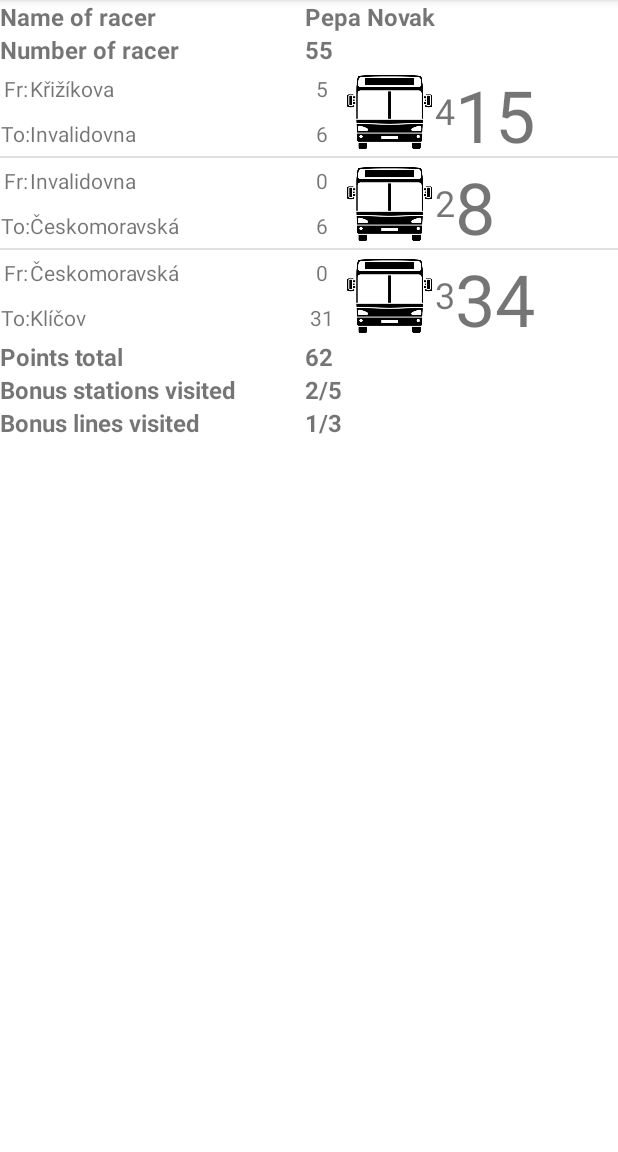
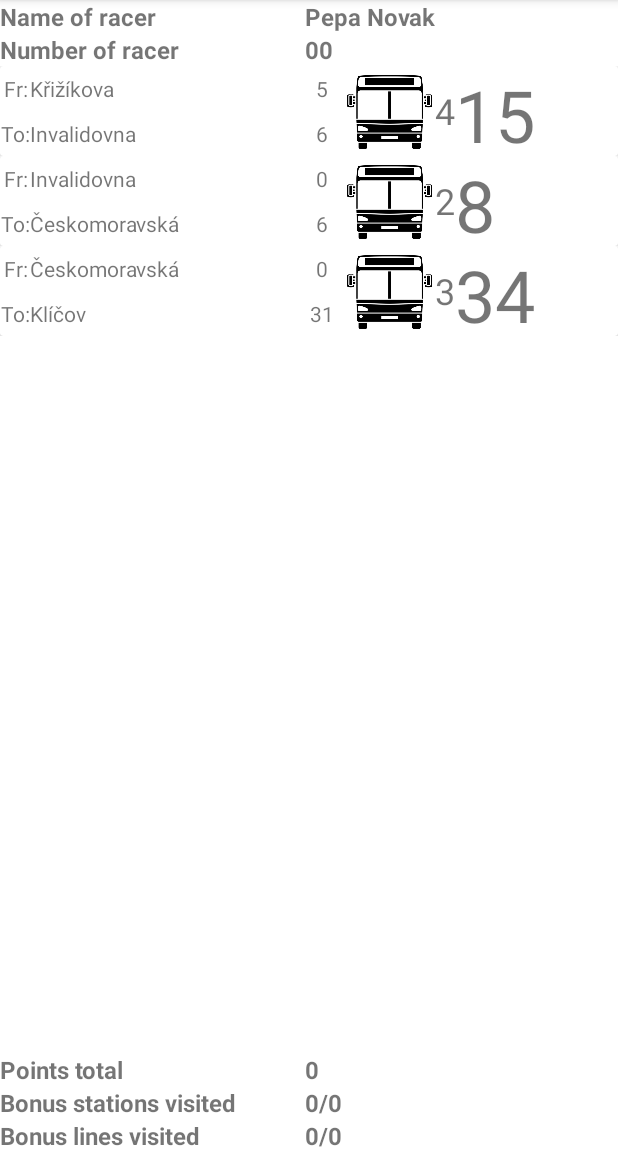
Before and after one commit to tomveselka/PrazskaLitackaMobile, an Android app: the screen it shows after launch (MainActivity), on a phone screen of 412 x 824 dp, the part 84-1236 px from its top. Run offline under Robolectric (Android 15) with nearby library versions, the phone set to English and light mode, and no system bars; our stand-ins replace Room's generated code.

Commit message:
backup in case it goes horribly wrong

```diff
--- a/app/build.gradle
+++ b/app/build.gradle
@@ -4,12 +4,12 @@ plugins {
 
 android {
     namespace 'com.tomveselka.prazskalitackamobile'
-    compileSdk 33
+    compileSdk 34
 
     defaultConfig {
         applicationId "com.tomveselka.prazskalitackamobile"
         minSdk 26
-        targetSdk 33
+        targetSdk 34
         versionCode 1
         versionName "1.0"
 
--- a/app/src/main/java/com/tomveselka/prazskalitackamobile/AddEditRaceListItemActivity.java
+++ b/app/src/main/java/com/tomveselka/prazskalitackamobile/AddEditRaceListItemActivity.java
@@ -1,17 +1,27 @@
 package com.tomveselka.prazskalitackamobile;
 
 import androidx.appcompat.app.AppCompatActivity;
+import androidx.lifecycle.LiveData;
+import androidx.lifecycle.Observer;
+import androidx.lifecycle.ViewModelProvider;
 
-import android.app.Activity;
+import android.content.Intent;
 import android.os.Bundle;
+import android.util.Log;
 import android.view.View;
-import android.view.Window;
-import android.widget.AdapterView;
 import android.widget.Button;
 
-public class AddEditRaceListItemActivity extends Activity {
+import com.tomveselka.prazskalitackamobile.entities.RowEntity;
+import com.tomveselka.prazskalitackamobile.race.row.RowViewModel;
+
+import java.util.List;
+
+public class AddEditRaceListItemActivity extends AppCompatActivity {
 
     Button btnCancel;
+
+    private RowViewModel rowViewModel;
+
     @Override
     protected void onCreate(Bundle savedInstanceState) {
         super.onCreate(savedInstanceState);
@@ -19,6 +29,10 @@ public class AddEditRaceListItemActivity extends Activity {
         int height = (int)(getResources().getDisplayMetrics().heightPixels*0.80);
         setContentView(R.layout.activity_add_edit_race_list_item);
         this.getWindow().setLayout(width, height);
+
+        Intent intent = getIntent();
+        int rowId = intent.getIntExtra("row_id",0);
+        Log.i("Received data","Received from main activity id "+rowId);
 
         btnCancel = findViewById(R.id.dialog_add_edit_item_cancel_button);
         btnCancel.setOnClickListener(new View.OnClickListener() {
--- a/app/src/main/java/com/tomveselka/prazskalitackamobile/MainActivity.java
+++ b/app/src/main/java/com/tomveselka/prazskalitackamobile/MainActivity.java
@@ -1,27 +1,19 @@
 package com.tomveselka.prazskalitackamobile;
-
-import static com.google.android.material.internal.ContextUtils.getActivity;
 
 import androidx.appcompat.app.AppCompatActivity;
 import androidx.lifecycle.Observer;
 import androidx.lifecycle.ViewModelProvider;
+import androidx.recyclerview.widget.LinearLayoutManager;
+import androidx.recyclerview.widget.RecyclerView;
 
-import android.app.AlertDialog;
-import android.content.DialogInterface;
-import android.content.Intent;
 import android.os.Bundle;
-import android.view.LayoutInflater;
-import android.view.View;
-import android.widget.AdapterView;
 import android.widget.ListView;
-import android.widget.Toast;
 
 import com.tomveselka.prazskalitackamobile.entities.RowEntity;
 import com.tomveselka.prazskalitackamobile.race.domain.RowService;
+import com.tomveselka.prazskalitackamobile.race.row.RowAdapter;
 import com.tomveselka.prazskalitackamobile.race.row.RowViewModel;
 
-import java.util.ArrayList;
-import java.util.HashMap;
 import java.util.List;
 
 public class MainActivity extends AppCompatActivity {
@@ -31,50 +23,26 @@ public class MainActivity extends AppCompatActivity {
     private RowViewModel rowViewModel;
 
     RowService rowService = new RowService();
-//https://abhiandroid.com/ui/custom-simpleadapter.html#Example_Of_Custom_SimpleAdapter_in_Android_Studio&gsc.tab=0
+
     @Override
     protected void onCreate(Bundle savedInstanceState) {
         super.onCreate(savedInstanceState);
         setContentView(R.layout.activity_main);
-        rowList = findViewById(R.id.race_row_list);
 
-        rowViewModel = new ViewModelProvider.AndroidViewModelFactory(getApplication()).create(RowViewModel.class);
+        RecyclerView recyclerView = findViewById(R.id.race_row_list);
+        recyclerView.setLayoutManager(new LinearLayoutManager(this));
+
+        RowAdapter adapter = new RowAdapter(MainActivity.this);
+        recyclerView.setAdapter(adapter);
+
+        rowViewModel = new ViewModelProvider.AndroidViewModelFactory(getApplication())
+                .create(RowViewModel.class);
         rowViewModel.getAllRows().observe(this, new Observer<List<RowEntity>>() {
             @Override
-            public void onChanged(List<RowEntity> rowEntities) {
-
+            public void onChanged(List<RowEntity> rows) {
+                adapter.setRows(rows);
             }
         });
 
-        List<RowEntity> rowEntityList = rowService.returnListOfRows();
-        ArrayList<HashMap<String, String>> mapArrayList = new ArrayList<>();
-        for (int i = 0; i < rowEntityList.size(); i++) {
-            HashMap<String, String> hashMap = new HashMap<>();//create a hashmap to store the data in key value pair
-            hashMap.put("from_value", rowEntityList.get(i).getFromStation());
-            hashMap.put("to_value", rowEntityList.get(i).getToStation());
-            hashMap.put("from_points", String.valueOf(rowEntityList.get(i).getFromPoints()));
-            hashMap.put("to_points", String.valueOf(rowEntityList.get(i).getToPoints()));
-            hashMap.put("transport_type_icon", R.drawable.bus_icon + "");
-            hashMap.put("transport_points", String.valueOf(rowEntityList.get(i).getLinePoints()));
-            hashMap.put("points_value", String.valueOf(rowService.getTotalPoints(rowEntityList.get(i))));
-
-            mapArrayList.add(hashMap);//add the hashmap into arrayList
-        }
-
-        //from - keys from HashMap
-        String[] from = {"from_value", "to_value","from_points","to_points","transport_type_icon","transport_points","points_value"};
-        //to - view in view of list item, same order as from
-        int[] to = {R.id.from_value,R.id.to_value,R.id.from_points,R.id.to_points,R.id.transport_type_icon,R.id.transport_points,R.id.points_value};
-        CustomAdapter simpleAdapter = new CustomAdapter(this, mapArrayList, R.layout.activity_race_list_item, from, to);//Create object and set the parameters for simpleAdapter
-        rowList.setAdapter(simpleAdapter);//sets the adapter for listView
-
-        //perform listView item click event
-        rowList.setOnItemClickListener(new AdapterView.OnItemClickListener() {
-            @Override
-            public void onItemClick(AdapterView<?> adapterView, View view, int i, long l) {
-                //Toast.makeText(getApplicationContext(), String.valueOf(rowService.getTotalPoints(rowEntityList.get(i))), Toast.LENGTH_LONG).show();//show the selected image in toast according to position
-                startActivity(new Intent(MainActivity.this, AddEditRaceListItemActivity.class));
-            }
-        });
     }
 }
--- a/app/src/main/java/com/tomveselka/prazskalitackamobile/entities/RowEntity.java
+++ b/app/src/main/java/com/tomveselka/prazskalitackamobile/entities/RowEntity.java
@@ -133,6 +133,10 @@ public class RowEntity {
         return id;
     }
 
+    public void setId(int id) {
+        this.id = id;
+    }
+
     public RowEntity(boolean fromDuplicate, int fromPoints, boolean fromBonus, String fromStation, boolean toDuplicate, int toPoints, boolean toBonus, String toStation, boolean lineDuplicate, int linePoints, boolean lineBonus, String lineNumber, String lineType) {
         this.fromDuplicate = fromDuplicate;
         this.fromPoints = fromPoints;
--- /dev/null
+++ b/app/src/main/java/com/tomveselka/prazskalitackamobile/race/row/RowAdapter.java
@@ -0,0 +1,102 @@
+package com.tomveselka.prazskalitackamobile.race.row;
+
+import android.content.Context;
+import android.content.Intent;
+import android.util.Log;
+import android.view.LayoutInflater;
+import android.view.View;
+import android.view.ViewGroup;
+import android.widget.ImageView;
+import android.widget.TextView;
+import android.widget.Toast;
+
+import androidx.annotation.NonNull;
+import androidx.cardview.widget.CardView;
+import androidx.recyclerview.widget.RecyclerView;
+
+import com.tomveselka.prazskalitackamobile.AddEditRaceListItemActivity;
+import com.tomveselka.prazskalitackamobile.MainActivity;
+import com.tomveselka.prazskalitackamobile.R;
+import com.tomveselka.prazskalitackamobile.entities.RowEntity;
+import com.tomveselka.prazskalitackamobile.race.domain.RowService;
+
+import java.util.ArrayList;
+import java.util.List;
+
+public class RowAdapter extends RecyclerView.Adapter<RowAdapter.RowHolder> {
+
+    private List<RowEntity> rows = new ArrayList<>();
+
+    private Context context;
+    RowService rowService = new RowService();
+
+    public RowAdapter(Context context) {
+        this.context = context;
+    }
+
+    @NonNull
+    @Override
+    public RowHolder onCreateViewHolder(@NonNull ViewGroup parent, int viewType) {
+
+        View view = LayoutInflater.from(parent.getContext())
+                .inflate(R.layout.activity_race_list_item,parent, false);
+        return new RowHolder(view);
+    }
+
+    @Override
+    public void onBindViewHolder(@NonNull RowHolder holder, int position) {
+        RowEntity currentRow = rows.get(position);
+        holder.textViewFromValue.setText(currentRow.getFromStation());
+        holder.textViewFromPoints.setText(currentRow.getFromPoints()+"");
+        holder.textViewToValue.setText(currentRow.getToStation());
+        holder.textViewToPoints.setText(currentRow.getToPoints()+"");
+        holder.imageViewTransportTypeIcon.setImageResource(R.drawable.bus_icon);
+        holder.textViewTransportPoints.setText(currentRow.getLinePoints()+"");
+        holder.textViewTotalPoints.setText(Integer.toString(rowService.getTotalPoints(currentRow)));
+        holder.cardView.setOnClickListener(new View.OnClickListener() {
+            @Override
+            public void onClick(View view) {
+                Log.i("UserInput","Clicked on "+currentRow.getFromStation()+ " to " + currentRow.getToStation());
+                //Toast.makeText(context,"test",Toast.LENGTH_SHORT).show();
+                Intent i = new Intent(context, AddEditRaceListItemActivity.class);
+                i.putExtra("row_id",currentRow.getId());
+                context.startActivity(i);
+            }
+        });
+    }
+
+    @Override
+    public int getItemCount() {
+        return rows.size();
+    }
+
+    public void setRows(List<RowEntity> rows){
+        this.rows = rows;
+        notifyDataSetChanged();
+    }
+
+
+    class RowHolder extends RecyclerView.ViewHolder{
+        TextView textViewFromValue;
+        TextView textViewFromPoints;
+        TextView textViewToValue;
+        TextView textViewToPoints;
+        ImageView imageViewTransportTypeIcon;
+        TextView textViewTransportPoints;
+        TextView textViewTotalPoints;
+
+        CardView cardView;
+
+        public RowHolder(@NonNull View itemView) {
+            super(itemView);
+            textViewFromValue = itemView.findViewById(R.id.from_value);
+            textViewFromPoints = itemView.findViewById(R.id.from_points);
+            textViewToValue = itemView.findViewById(R.id.to_value);
+            textViewToPoints = itemView.findViewById(R.id.to_points);
+            imageViewTransportTypeIcon = itemView.findViewById(R.id.transport_type_icon);
+            textViewTransportPoints = itemView.findViewById(R.id.transport_points);
+            textViewTotalPoints = itemView.findViewById(R.id.points_value);
+            cardView = itemView.findViewById(R.id.row_card_view);
+        }
+    }
+}
--- a/app/src/main/java/com/tomveselka/prazskalitackamobile/race/row/RowDao.java
+++ b/app/src/main/java/com/tomveselka/prazskalitackamobile/race/row/RowDao.java
@@ -26,4 +26,7 @@ public interface RowDao {
 
     @Query("SELECT * FROM rows_of_races ORDER BY id ASC")
     LiveData<List<RowEntity>> getAllRows();
+
+    @Query("SELECT * FROM rows_of_races WHERE id= :id ORDER BY id ASC")
+    LiveData<List<RowEntity>>  getRowById(int id);
 }
--- a/app/src/main/java/com/tomveselka/prazskalitackamobile/race/row/RowRepository.java
+++ b/app/src/main/java/com/tomveselka/prazskalitackamobile/race/row/RowRepository.java
@@ -16,6 +16,7 @@ public class RowRepository {
     private RowDao rowDao;
     private LiveData<List<RowEntity>> rows;
 
+    private LiveData<List<RowEntity>> rowsById;
     ExecutorService executors = Executors.newSingleThreadExecutor();
 
     public RowRepository (Application application){
@@ -58,4 +59,6 @@ public class RowRepository {
         return rows;
     }
 
+    public LiveData<List<RowEntity>> getRowsById() {return rowsById;}
+
 }
--- a/app/src/main/java/com/tomveselka/prazskalitackamobile/race/row/RowViewModel.java
+++ b/app/src/main/java/com/tomveselka/prazskalitackamobile/race/row/RowViewModel.java
@@ -7,6 +7,7 @@ import androidx.lifecycle.AndroidViewModel;
 import androidx.lifecycle.LiveData;
 
 import com.tomveselka.prazskalitackamobile.entities.RowEntity;
+import com.tomveselka.prazskalitackamobile.race.row.RowRepository;
 
 import java.util.List;
 
@@ -34,6 +35,7 @@ public class RowViewModel extends AndroidViewModel {
         repository.deleteRow(row);
     }
 
+    public LiveData<List<RowEntity>>  getRowById(int id){return rows;}
     public LiveData<List<RowEntity>> getAllRows(){
         return rows;
     }
--- a/app/src/main/res/layout/activity_add_edit_race_list_item.xml
+++ b/app/src/main/res/layout/activity_add_edit_race_list_item.xml
@@ -20,7 +20,7 @@
         android:layout_width="wrap_content"
         android:layout_below="@+id/dialog_add_edit_item_from_label"
         android:inputType="text"
-        android:text="@string/from_default"
+        android:hint="@string/from_hint"
         style="@style/AddEditRaceItemValue"
         />
 
@@ -29,7 +29,7 @@
         android:layout_below="@+id/dialog_add_edit_item_from_label"
         android:layout_toRightOf="@+id/dialog_add_edit_item_from_input"
         style="@style/AddEditRacePointsValue"
-        android:text="5"
+        android:text="@string/zero_digit"
         />
 
     <TextView
@@ -46,14 +46,14 @@
         android:layout_below="@+id/dialog_add_edit_item_to_label"
         android:inputType="text"
         style="@style/AddEditRaceItemValue"
-        android:text="@string/to_default"
+        android:hint="@string/to_hint"
         />
 
     <TextView
         android:id="@+id/dialog_add_edit_item_to_points"
         android:layout_below="@+id/dialog_add_edit_item_to_label"
         android:layout_toRightOf="@+id/dialog_add_edit_item_to_input"
-        android:text="6"
+        android:text="@string/zero_digit"
         style="@style/AddEditRacePointsValue"
         />
 
@@ -71,7 +71,7 @@
         android:layout_width="wrap_content"
         android:layout_below="@+id/dialog_add_edit_item_line_label"
         android:inputType="text"
-        android:text=""
+        android:hint="@string/line_hint"
         style="@style/AddEditRaceItemValue"
         />
 
@@ -79,7 +79,7 @@
         android:id="@+id/dialog_add_edit_item_line_points"
         android:layout_below="@+id/dialog_add_edit_item_line_label"
         android:layout_toRightOf="@+id/dialog_add_edit_item_line_value"
-        android:text="7"
+        android:text="@string/zero_digit"
         style="@style/AddEditRacePointsValue"/>
 
     <CheckBox
@@ -97,7 +97,7 @@
         android:layout_below="@+id/dialog_add_edit_item_is_line_nonstandard_checkbox"
         android:ems="10"
         android:inputType="text"
-        android:text="@string/nonstandard_line_description"
+        android:hint="@string/nonstandard_line_description_hint"
         android:textSize="20sp" />
 
     <TextView
@@ -112,7 +112,7 @@
     <TextView
         android:id="@+id/dialog_add_edit_item_total_points_value"
         android:layout_below="@+id/dialog_add_edit_item_total_points_label"
-        android:text="18"
+        android:text="@string/zero_digit"
         style="@style/AddEditRacePointsValue"
         />
 
--- a/app/src/main/res/layout/activity_main.xml
+++ b/app/src/main/res/layout/activity_main.xml
@@ -1,5 +1,5 @@
 <?xml version="1.0" encoding="utf-8"?>
-<androidx.appcompat.widget.LinearLayoutCompat xmlns:android="http://schemas.android.com/apk/res/android"
+<androidx.constraintlayout.widget.ConstraintLayout xmlns:android="http://schemas.android.com/apk/res/android"
     xmlns:app="http://schemas.android.com/apk/res-auto"
     xmlns:tools="http://schemas.android.com/tools"
     android:layout_width="match_parent"
@@ -12,6 +12,8 @@
         android:id="@+id/user_summary"
         android:layout_width="match_parent"
         android:layout_height="wrap_content"
+        app:layout_constraintEnd_toEndOf="parent"
+        app:layout_constraintTop_toTopOf="parent"
         android:stretchColumns="*">
 
         <TableRow
@@ -59,15 +61,28 @@
 
     </TableLayout>
 
+    <!--
     <ListView
         android:id="@+id/race_row_list"
         android:layout_width="match_parent"
         android:layout_height="wrap_content" />
-
+        -->
+    <androidx.recyclerview.widget.RecyclerView
+        android:id="@+id/race_row_list"
+        android:layout_width="match_parent"
+        android:layout_height="0dp"
+        app:layout_constrainedHeight="true"
+        app:layout_constraintVertical_bias="0.0"
+        app:layout_constraintTop_toBottomOf="@id/user_summary"
+        app:layout_constraintBottom_toTopOf="@id/points_summary"
+        tools:listitem="@layout/activity_race_list_item"/>
     <TableLayout
         android:id="@+id/points_summary"
         android:layout_width="match_parent"
         android:layout_height="wrap_content"
+        app:layout_constraintBottom_toBottomOf="parent"
+        app:layout_constraintStart_toStartOf="parent"
+        app:layout_constraintTop_toBottomOf="@id/race_row_list"
         android:stretchColumns="*">
 
         <TableRow
@@ -86,7 +101,7 @@
                 android:id="@+id/points_total_value"
                 android:layout_width="177dp"
                 android:layout_height="wrap_content"
-                android:text="@string/points_total_value"
+                android:text="@string/zero_digit"
                 android:textSize="16sp"
                 android:textStyle="bold" />
         </TableRow>
@@ -136,4 +151,6 @@
         </TableRow>
     </TableLayout>
 
-</androidx.appcompat.widget.LinearLayoutCompat>
+
+
+</androidx.constraintlayout.widget.ConstraintLayout>
--- a/app/src/main/res/layout/activity_race_list_item.xml
+++ b/app/src/main/res/layout/activity_race_list_item.xml
@@ -7,7 +7,16 @@
     tools:context=".RaceListItemActivity">
 
 
-    <TextView
+    <androidx.cardview.widget.CardView
+        android:layout_width="match_parent"
+        android:layout_height="wrap_content"
+        android:id="@+id/row_card_view">
+
+    <RelativeLayout
+        android:layout_width="match_parent"
+        android:layout_height="wrap_content">
+
+        <TextView
         android:id="@+id/from_label"
         android:layout_width="20dp"
         android:layout_height="30dp"
@@ -84,4 +93,6 @@
         android:text="15"
         android:textAlignment="center"
         android:textSize="48sp" />
+    </RelativeLayout>
+    </androidx.cardview.widget.CardView>
 </RelativeLayout>
--- a/app/src/main/res/values/strings.xml
+++ b/app/src/main/res/values/strings.xml
@@ -3,20 +3,22 @@
     <string name="racer_name_label">Name of racer</string>
     <string name="racer_name_value">Pepa Novak</string>
     <string name="racer_id_label">Number of racer</string>
-    <string name="racer_id_value">55</string>
+    <string name="racer_id_value">00</string>
     <string name="points_total_label">Points total</string>
     <string name="points_total_value">62</string>
     <string name="bonus_stations_number_label">Bonus stations visited</string>
-    <string name="bonus_stations_number_value">2/5</string>
+    <string name="bonus_stations_number_value">0/0</string>
     <string name="bonus_lines_number_label">Bonus lines visited</string>
-    <string name="bonus_lines_number_value">1/3</string>
+    <string name="bonus_lines_number_value">0/0</string>
     <string name="from_label">Fr:</string>
-    <string name="from_default">Starting station</string>
+    <string name="from_hint">Starting station</string>
     <string name="to_label">To:</string>
-    <string name="to_default">Ending station</string>
+    <string name="to_hint">Ending station</string>
     <string name="line_label">Line</string>
+    <string name="line_hint">Number of line</string>
     <string name="checkbox_nonstandard_line">Was line nonstandard</string>
-    <string name="nonstandard_line_description">Briefly describe diversion</string>
+    <string name="nonstandard_line_description_hint">Briefly describe diversion</string>
     <string name="btn_save">Save</string>
     <string name="btn_cancel">Cancel</string>
+    <string name="zero_digit">0</string>
 </resources>
```
